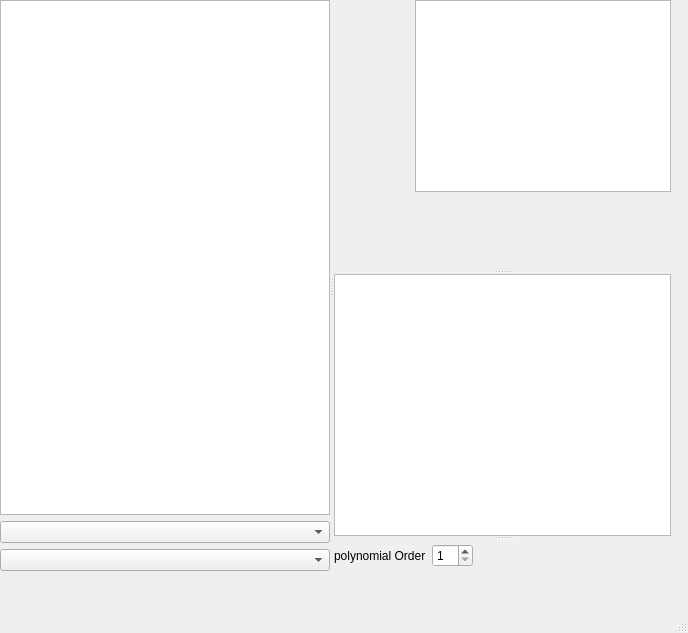
Before: the Qt Designer form piccolo2/utils/calibrate.ui in TeamPiccolo/piccolo2-utils, drawn with Qt 5.
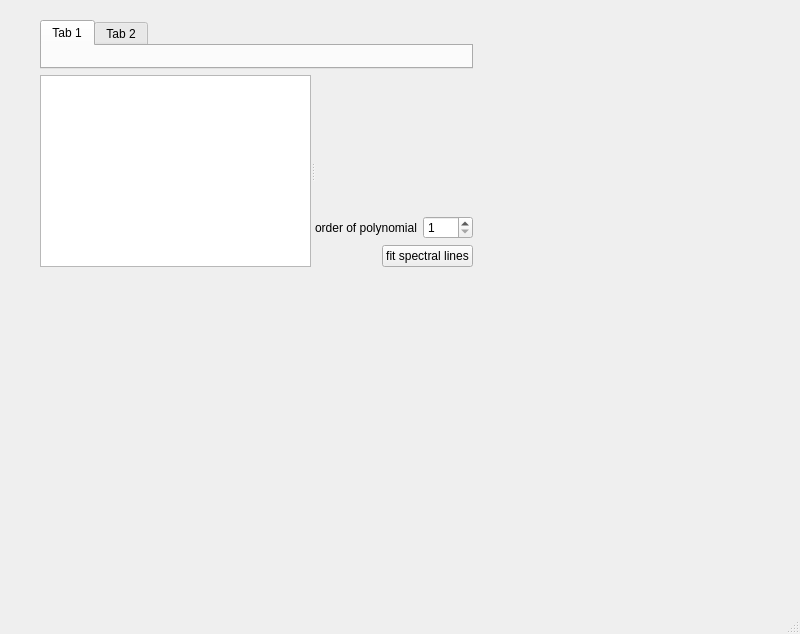
After: the same form once the commit is applied.

Diff of the .ui file:
```diff
--- a/piccolo2/utils/calibrate.ui
+++ b/piccolo2/utils/calibrate.ui
@@ -6,83 +6,44 @@
    <rect>
     <x>0</x>
     <y>0</y>
-    <width>688</width>
-    <height>633</height>
+    <width>800</width>
+    <height>634</height>
    </rect>
   </property>
   <property name="windowTitle">
    <string>MainWindow</string>
   </property>
   <widget class="QWidget" name="centralwidget">
-   <widget class="QSplitter" name="splitter_2">
+   <widget class="QWidget" name="">
     <property name="geometry">
      <rect>
-      <x>0</x>
-      <y>0</y>
-      <width>671</width>
-      <height>571</height>
+      <x>40</x>
+      <y>20</y>
+      <width>433</width>
+      <height>247</height>
      </rect>
     </property>
-    <property name="orientation">
-     <enum>Qt::Horizontal</enum>
-    </property>
-    <widget class="QWidget" name="">
-     <layout class="QVBoxLayout" name="verticalLayout">
+    <layout class="QVBoxLayout" name="verticalLayout_2">
       <item>
-       <widget class="QTreeView" name="spectraFiles"/>
+      <widget class="QTabWidget" name="tabWidget">
+       <widget class="QWidget" name="tab">
+        <attribute name="title">
+         <string>Tab 1</string>
+        </attribute>
+       </widget>
+       <widget class="QWidget" name="tab_2">
+        <attribute name="title">
+         <string>Tab 2</string>
+        </attribute>
+       </widget>
+      </widget>
       </item>
       <item>
-       <widget class="QComboBox" name="spectrometerSelector"/>
-      </item>
-      <item>
-       <widget class="QComboBox" name="directionSelector"/>
-      </item>
-     </layout>
-    </widget>
     <widget class="QSplitter" name="splitter">
      <property name="orientation">
-      <enum>Qt::Vertical</enum>
-     </property>
-     <widget class="QWidget" name="">
-      <layout class="QGridLayout" name="gridLayout">
-       <item row="0" column="0">
-        <widget class="QWidget" name="spectrPlot" native="true">
-         <property name="sizePolicy">
-          <sizepolicy hsizetype="Expanding" vsizetype="Expanding">
-           <horstretch>0</horstretch>
-           <verstretch>0</verstretch>
-          </sizepolicy>
-         </property>
-        </widget>
-       </item>
-       <item row="0" column="1">
-        <widget class="QTableWidget" name="tableWidget"/>
-       </item>
-       <item row="1" column="0">
-        <widget class="QWidget" name="misfitPlotWvl" native="true">
-         <property name="sizePolicy">
-          <sizepolicy hsizetype="Expanding" vsizetype="Expanding">
-           <horstretch>0</horstretch>
-           <verstretch>0</verstretch>
-          </sizepolicy>
-         </property>
-         <zorder>spectrPlot</zorder>
-         <zorder>resultsView</zorder>
-        </widget>
-       </item>
-       <item row="1" column="1">
-        <widget class="QWidget" name="misfitHistogram" native="true">
-         <property name="sizePolicy">
-          <sizepolicy hsizetype="Expanding" vsizetype="Expanding">
-           <horstretch>0</horstretch>
-           <verstretch>0</verstretch>
-          </sizepolicy>
-         </property>
-        </widget>
-       </item>
-      </layout>
-     </widget>
-     <widget class="QColumnView" name="resultsView">
+        <enum>Qt::Horizontal</enum>
+       </property>
+       <widget class="QColumnView" name="columnView">
       <property name="sizePolicy">
        <sizepolicy hsizetype="Expanding" vsizetype="Minimum">
         <horstretch>0</horstretch>
@@ -91,11 +52,26 @@
       </property>
      </widget>
      <widget class="QWidget" name="">
+        <layout class="QVBoxLayout" name="verticalLayout">
+         <item>
+          <spacer name="verticalSpacer">
+           <property name="orientation">
+            <enum>Qt::Vertical</enum>
+           </property>
+           <property name="sizeHint" stdset="0">
+            <size>
+             <width>20</width>
+             <height>40</height>
+            </size>
+           </property>
+          </spacer>
+         </item>
+         <item>
       <layout class="QHBoxLayout" name="horizontalLayout">
        <item>
         <widget class="QLabel" name="label">
          <property name="text">
-          <string>polynomial Order</string>
+              <string>order of polynomial</string>
          </property>
         </widget>
        </item>
@@ -109,6 +85,10 @@
          </property>
         </widget>
        </item>
+          </layout>
+         </item>
+         <item>
+          <layout class="QHBoxLayout" name="horizontalLayout_2">
        <item>
         <spacer name="horizontalSpacer">
          <property name="orientation">
@@ -122,9 +102,20 @@
          </property>
         </spacer>
        </item>
-      </layout>
-     </widget>
-    </widget>
+           <item>
+            <widget class="QPushButton" name="calculateCoeffs">
+             <property name="text">
+              <string>fit spectral lines</string>
+             </property>
+            </widget>
+           </item>
+          </layout>
+         </item>
+        </layout>
+       </widget>
+      </widget>
+     </item>
+    </layout>
    </widget>
   </widget>
   <widget class="QMenuBar" name="menubar">
```
Left out of the diff: 4 changed lines with no effect on the pictures. Lines whose indentation alone changed are shown as unchanged.
